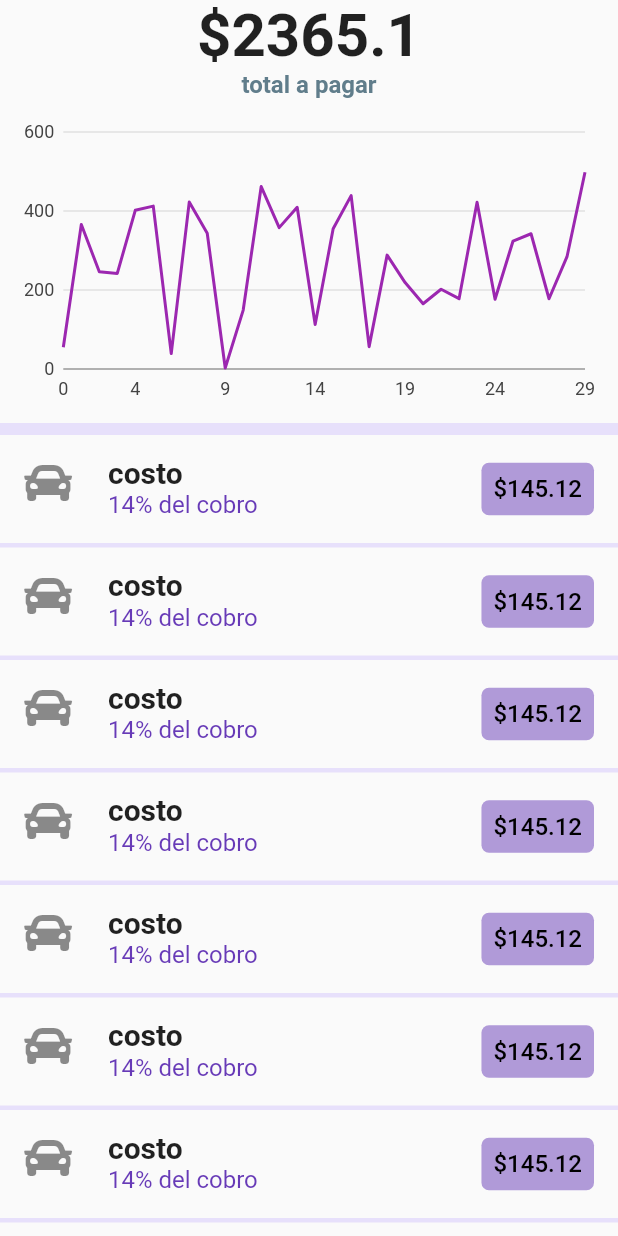
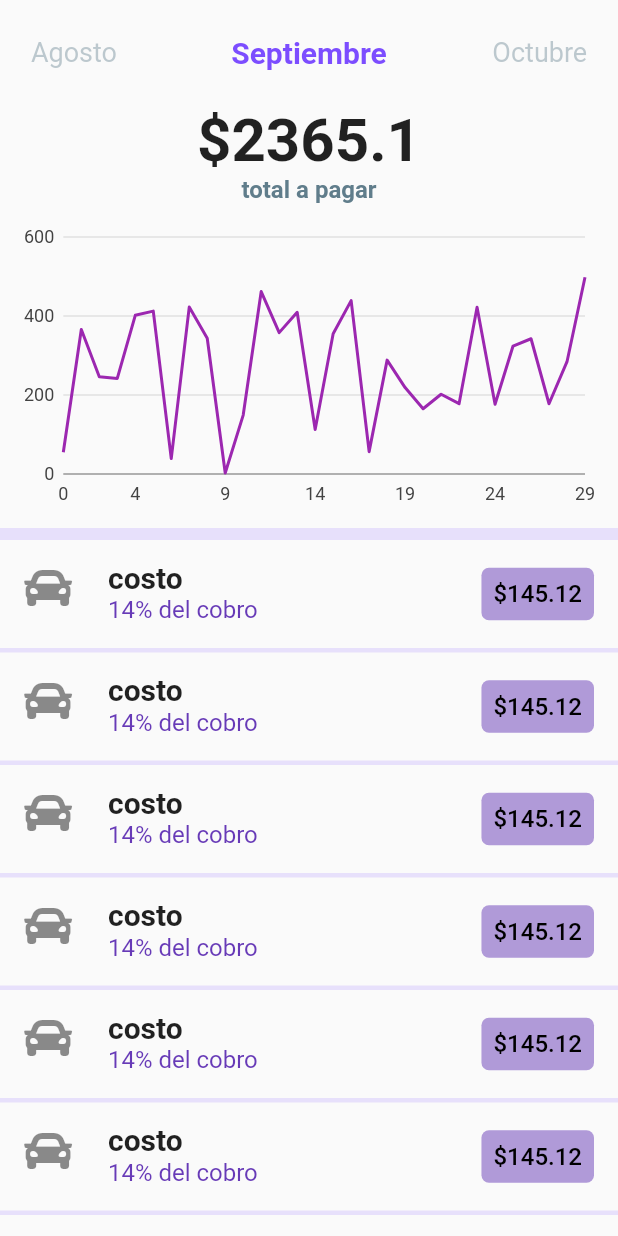
Before and after one commit to martin281992/tesis, a Flutter app: the screen it shows after launch, on a phone screen of 412 x 824 dp. Run offline on Flutter 3.47's test engine with Material 2 defaults, Android fonts, the phone set to English and light mode, and no system bars; our stand-ins replace charts_flutter, font_awesome_flutter, rxdart, shared_preferences, sqflite; accounts and stored records are empty; statements that could not run were skipped.

Commit message:
add widget scroll Page View
Se añade meses para la pagina estadisticas
Se añade estado para cambiar el estilo mes a mes " actual" que se
visita.

```diff
--- a/lib/src/pages/estadisticas.dart
+++ b/lib/src/pages/estadisticas.dart
@@ -8,6 +8,19 @@ class Estadisticas extends StatefulWidget {
 }
 
 class _EstadisticasState extends State<Estadisticas> {
+  PageController _controller;
+  int currentPage = 8;
+
+  @override
+  void initState() {
+    // TODO: implement initState
+    super.initState();
+    _controller = PageController(
+      initialPage: currentPage,
+      viewportFraction: 0.3,
+    );
+  }
+
   @override
   Widget build(BuildContext context) {
     return Scaffold(
@@ -22,16 +35,70 @@ class _EstadisticasState extends State<Estadisticas> {
           _mes(),
           _costoTotalTag(),
           _grafico(),
-           Container(
+          Container(
             color: Colors.deepPurpleAccent.withOpacity(0.15),
-            height: 8.0,),
+            height: 8.0,
+          ),
           _listaTag(),
         ],
       ),
     );
   }
 
-  Widget _mes() => Container();
+  Widget _pageItem(String nombre, int posicion) {
+    var _alignmen;
+
+    final selected = TextStyle(
+        fontSize: 20.0, fontWeight: FontWeight.bold, color: Colors.deepPurpleAccent);
+
+    final unselected = TextStyle(
+        fontSize: 18.0,
+        fontWeight: FontWeight.normal,
+        color: Colors.blueGrey.withOpacity(0.4));
+
+    if (posicion == currentPage) {
+      _alignmen = Alignment.center;
+    } else if (posicion > currentPage) {
+      _alignmen = Alignment.centerRight;
+    } else {
+      _alignmen = Alignment.centerLeft;
+    }
+    return Align(
+      alignment: _alignmen,
+      child: Text(
+        nombre,
+        style: posicion == currentPage ? selected : unselected,
+      ),
+    );
+  }
+
+  Widget _mes() {
+    return SizedBox.fromSize(
+        size: Size.fromHeight(70.0),
+        child: PageView(
+          onPageChanged: (newPage){
+            setState(() {
+             currentPage = newPage;
+            });
+          },
+          controller: _controller,
+          children: <Widget>[
+            _pageItem('Enero', 0),
+            _pageItem('Febrero', 1),
+            _pageItem('Marzo', 2),
+            _pageItem('Abril', 3),
+            _pageItem('Mayo', 4),
+            _pageItem('Junio', 5),
+            _pageItem('Julio', 6),
+            _pageItem('Agosto', 7),
+            _pageItem('Septiembre', 8),
+            _pageItem('Octubre', 9),
+            _pageItem('Noviembre', 10),
+            _pageItem('Diciembre', 11),
+          ],
+        ));
+  }
+
   Widget _grafico() {
     return Padding(
       padding: const EdgeInsets.all(8.0),
@@ -81,12 +148,11 @@ class _EstadisticasState extends State<Estadisticas> {
         itemCount: 15,
         itemBuilder: (BuildContext context, int index) =>
             _item(FontAwesomeIcons.car, "costo", 14, 145.12),
-        separatorBuilder: (BuildContext context, int index){
+        separatorBuilder: (BuildContext context, int index) {
           return Container(
             color: Colors.deepPurpleAccent.withOpacity(0.15),
             height: 3.0,
-
-            );
+          );
         },
       ),
     );
```
